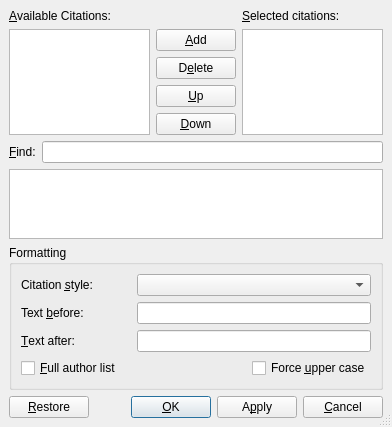
This is src/frontends/qt4/ui/QCitationUi.ui in cburschka/lyx as Qt 5 draws it before an edit. The edited form follows.
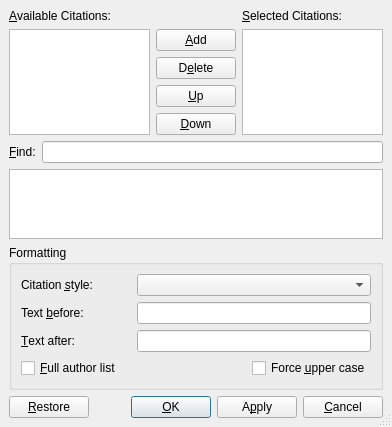
This is the edited form. Icons and pictures are not drawn.

Commit message: * src/frontends/qt4/ui/QCitationUi.ui: cosmetics: capitalize label

Diff of the .ui file:
```diff
--- a/src/frontends/qt4/ui/QCitationUi.ui
+++ b/src/frontends/qt4/ui/QCitationUi.ui
@@ -67,7 +67,7 @@
      <item row="0" column="2" >
       <widget class="QLabel" name="selectedKeysLA" >
        <property name="text" >
-        <string>&amp;Selected citations:</string>
+        <string>&amp;Selected Citations:</string>
        </property>
        <property name="buddy" >
         <cstring>selectedLV</cstring>
```
The commit also changes 1 other file.
